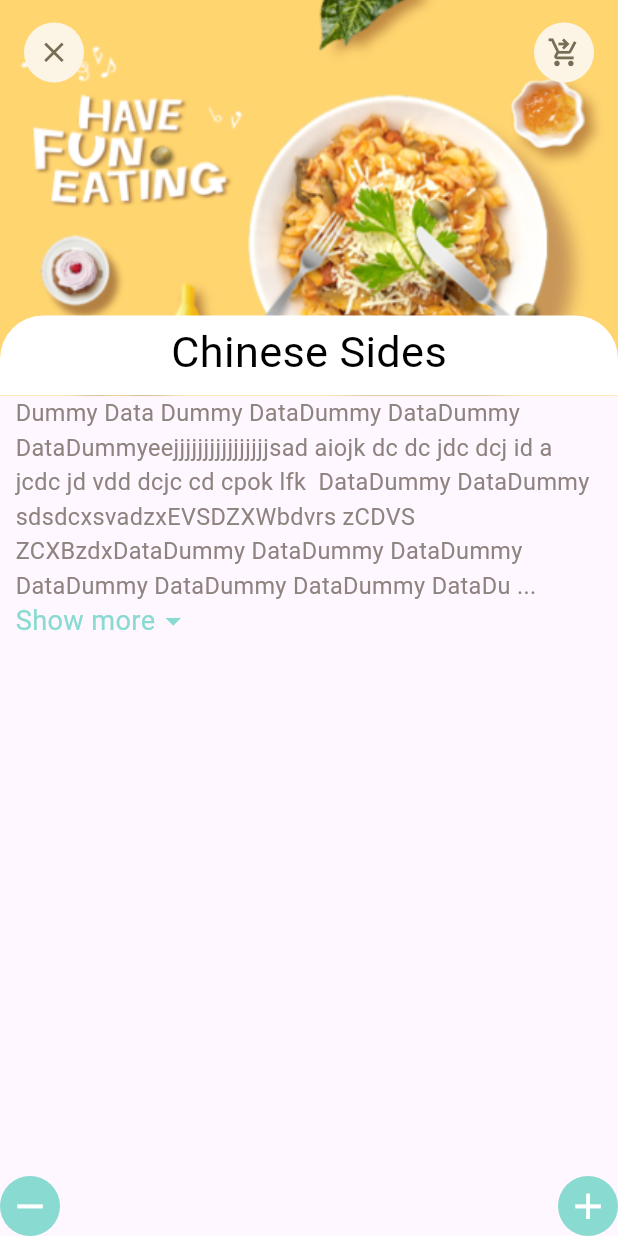
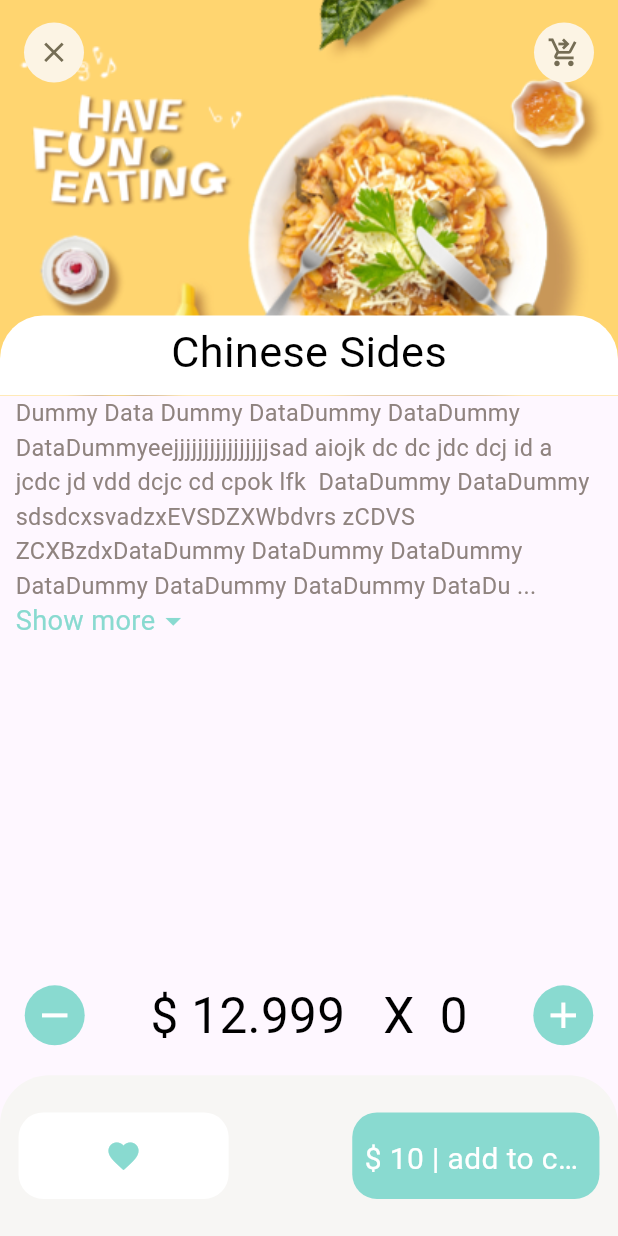
Before and after one commit to INI75/food_order_app, a Flutter app: the RecommendFoodDetail screen opened by its route, on a phone screen of 412 x 824 dp. Run offline on Flutter 3.47's test engine with Material 2 defaults, Android fonts, the phone set to English and light mode, and no system bars; our stand-ins replace dots_indicator, get.

Commit message:
recommended food details UI dummy

```diff
--- a/lib/Screens/Food/recommended_food_detail.dart
+++ b/lib/Screens/Food/recommended_food_detail.dart
@@ -89,7 +89,13 @@ class RecommendFoodDetail extends StatelessWidget {
         ],
       ),
       bottomNavigationBar: Column(mainAxisSize: MainAxisSize.min, children: [
-        Row(
+        Padding(
+          padding: EdgeInsets.symmetric(
+              horizontal: Dimensions.widthP(
+                .04,
+              ),
+              vertical: Dimensions.heightP(.02)),
+          child: Row(
             mainAxisAlignment: MainAxisAlignment.spaceBetween,
             children: [
               AppIcon(
@@ -100,6 +106,17 @@ class RecommendFoodDetail extends StatelessWidget {
                 iconsize: Dimensions.heightP(0.035),
                 function: () {},
               ),
+
+//
+
+              BigText(
+                text: '\$ 12.999   X  0',
+                size: Dimensions.heightP(.04),
+                color: Colors.black,
+              ),
+
+//
+
               AppIcon(
                 icon: Icons.add,
                 backgroundcolor: AppColors.mainColor,
@@ -109,7 +126,59 @@ class RecommendFoodDetail extends StatelessWidget {
                 function: () {},
               ),
             ],
+          ),
+        ),
+
+//
+        Container(
+          padding: EdgeInsets.symmetric(
+              vertical: Dimensions.heightP(.03),
+              horizontal: Dimensions.widthP(.03)),
+          height: Dimensions.heightP(.13),
+          // height: 120,
+          width: double.infinity,
+          decoration: BoxDecoration(
+            color: AppColors.buttonBackgroundColor,
+            borderRadius: BorderRadius.only(
+                topLeft: Radius.circular(Dimensions.heightP(.04)),
+                topRight: Radius.circular(Dimensions.heightP(.04))),
+          ),
+
+          child:
+              Row(mainAxisAlignment: MainAxisAlignment.spaceBetween, children: [
+            Container(
+                height: Dimensions.heightP(.07),
+                width: Dimensions.widthP(.34),
+                padding: EdgeInsets.symmetric(
+                    horizontal: Dimensions.widthP(.02),
+                    vertical: Dimensions.heightP(.02)),
+                decoration: BoxDecoration(
+                  color: Colors.white,
+                  borderRadius: BorderRadius.circular(
+                    Dimensions.heightP(0.02),
+                  ),
+                ),
+                child: const Icon(
+                  Icons.favorite,
+                  color: AppColors.mainColor,
+                )),
+            Container(
+              height: Dimensions.heightP(.085),
+              width: Dimensions.widthP(.4),
+              padding: EdgeInsets.symmetric(
+                  horizontal: Dimensions.widthP(.02),
+                  vertical: Dimensions.heightP(.02)),
+              decoration: BoxDecoration(
+                color: AppColors.mainColor,
+                borderRadius: BorderRadius.circular(
+                  Dimensions.heightP(0.02),
+                ),
+              ),
+              alignment: Alignment.center,
+              child: BigText(text: '\$ 10 | add to cart', color: Colors.white),
             )
+          ]),
+        ),
       ]),
     );
   }
```
Lines whose indentation alone changed are shown as unchanged.
